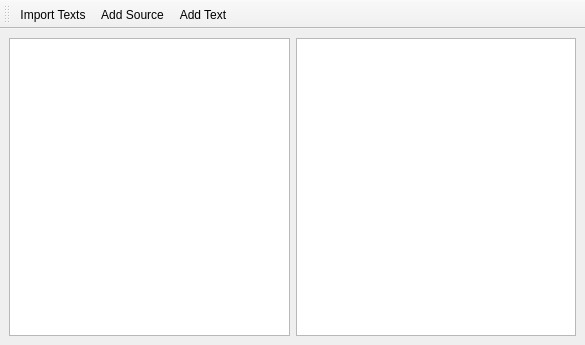
The window that src/texts/library.ui (coryo/amphetype2) describes before a commit, drawn with Qt 5.
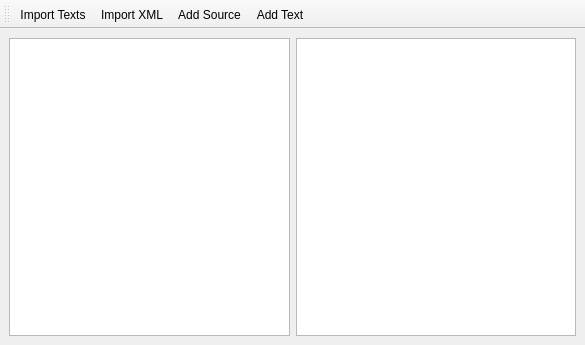
The same window after the commit.

Commit message: add import/export xml

What changed in the file:
```diff
--- a/src/texts/library.ui
+++ b/src/texts/library.ui
@@ -81,6 +81,7 @@
     <bool>false</bool>
    </attribute>
    <addaction name="actionImport_Texts"/>
+   <addaction name="actionImport_XML"/>
    <addaction name="actionAdd_Source"/>
    <addaction name="actionAdd_Text"/>
   </widget>
@@ -99,6 +100,11 @@
     <string>Add Text</string>
    </property>
   </action>
+  <action name="actionImport_XML">
+   <property name="text">
+    <string>Import XML</string>
+   </property>
+  </action>
  </widget>
  <resources/>
  <connections/>
```
The commit also changes 2 other files.
